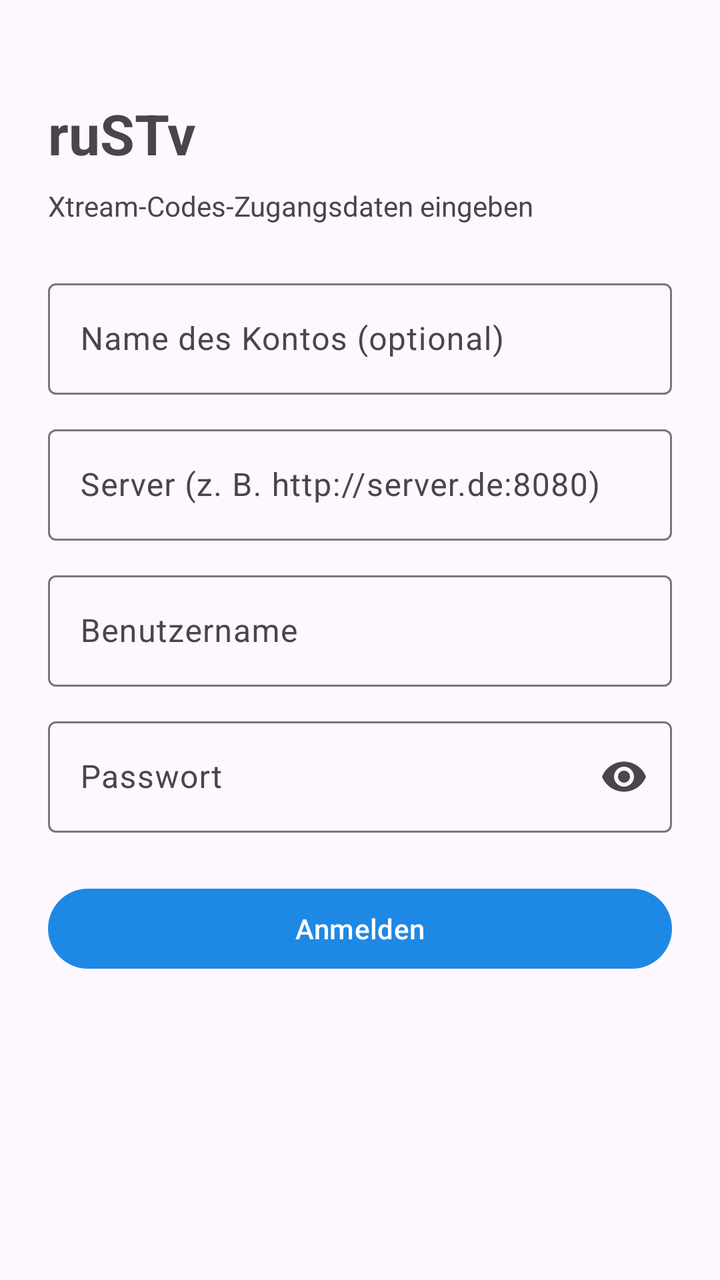
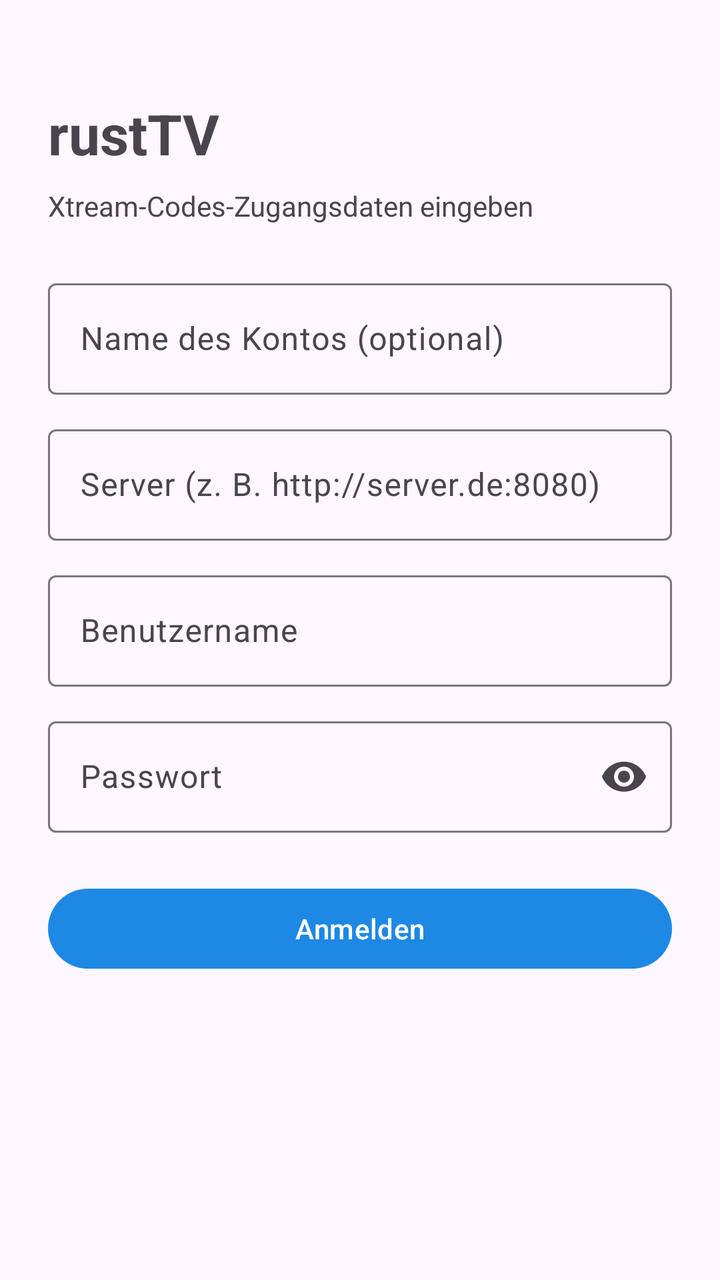

Compare the two renders of this Android layout. The source of the first and the diff that turns it into the second are given below.
<!-- AndroidManifest.xml: application theme AppTheme -->
<!-- res/layout/activity_login.xml -->
<?xml version="1.0" encoding="utf-8"?>
<ScrollView xmlns:android="http://schemas.android.com/apk/res/android"
    android:layout_width="match_parent"
    android:layout_height="match_parent"
    android:fitsSystemWindows="true">

    <LinearLayout
        android:layout_width="match_parent"
        android:layout_height="wrap_content"
        android:orientation="vertical"
        android:padding="24dp">

        <TextView
            android:layout_width="wrap_content"
            android:layout_height="wrap_content"
            android:layout_marginTop="24dp"
            android:layout_marginBottom="8dp"
            android:text="ruSTv"
            android:textSize="28sp"
            android:textStyle="bold" />

        <TextView
            android:layout_width="wrap_content"
            android:layout_height="wrap_content"
            android:layout_marginBottom="24dp"
            android:text="Xtream-Codes-Zugangsdaten eingeben" />

        <com.google.android.material.textfield.TextInputLayout
            android:layout_width="match_parent"
            android:layout_height="wrap_content"
            android:layout_marginBottom="12dp"
            android:hint="Name des Kontos (optional)">
            <com.google.android.material.textfield.TextInputEditText
                android:id="@+id/accname"
                android:layout_width="match_parent"
                android:layout_height="wrap_content"
                android:inputType="text" />
        </com.google.android.material.textfield.TextInputLayout>

        <com.google.android.material.textfield.TextInputLayout
            android:layout_width="match_parent"
            android:layout_height="wrap_content"
            android:hint="Server (z. B. http://server.de:8080)">
            <com.google.android.material.textfield.TextInputEditText
                android:id="@+id/server"
                android:layout_width="match_parent"
                android:layout_height="wrap_content"
                android:inputType="textUri" />
        </com.google.android.material.textfield.TextInputLayout>

        <com.google.android.material.textfield.TextInputLayout
            android:layout_width="match_parent"
            android:layout_height="wrap_content"
            android:layout_marginTop="12dp"
            android:hint="Benutzername">
            <com.google.android.material.textfield.TextInputEditText
                android:id="@+id/user"
                android:layout_width="match_parent"
                android:layout_height="wrap_content"
                android:inputType="text" />
        </com.google.android.material.textfield.TextInputLayout>

        <com.google.android.material.textfield.TextInputLayout
            android:layout_width="match_parent"
            android:layout_height="wrap_content"
            android:layout_marginTop="12dp"
            android:hint="Passwort"
            app:endIconMode="password_toggle"
            xmlns:app="http://schemas.android.com/apk/res-auto">
            <com.google.android.material.textfield.TextInputEditText
                android:id="@+id/pass"
                android:layout_width="match_parent"
                android:layout_height="wrap_content"
                android:inputType="textPassword" />
        </com.google.android.material.textfield.TextInputLayout>

        <Button
            android:id="@+id/login"
            android:layout_width="match_parent"
            android:layout_height="wrap_content"
            android:layout_marginTop="24dp"
            android:text="Anmelden" />

        <ProgressBar
            android:id="@+id/progress"
            android:layout_width="wrap_content"
            android:layout_height="wrap_content"
            android:layout_gravity="center"
            android:layout_marginTop="16dp"
            android:visibility="gone" />
    </LinearLayout>
</ScrollView>
<!-- resources referenced by this layout -->
<resources>
  <style name="AppTheme" parent="Theme.Material3.DayNight.NoActionBar">
          <item name="colorPrimary">@color/brand</item>
          <item name="colorSecondary">@color/brand_dark</item>
      </style>
  <color name="brand">#1E88E5</color>
  <color name="brand_dark">#0D47A1</color>
</resources>

<!-- the commit's change to res/layout/activity_login.xml (unified diff, before → after) -->
@@ -15,7 +15,7 @@
             android:layout_height="wrap_content"
             android:layout_marginTop="24dp"
             android:layout_marginBottom="8dp"
-            android:text="ruSTv"
+            android:text="rustTV"
             android:textSize="28sp"
             android:textStyle="bold" />
 
